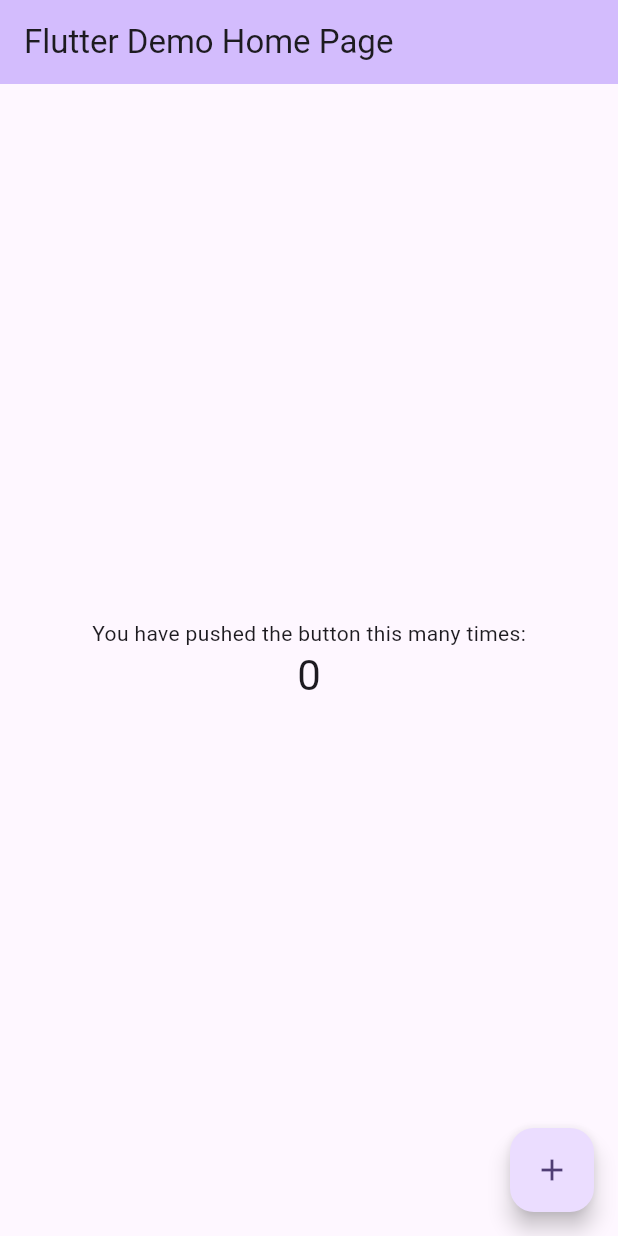
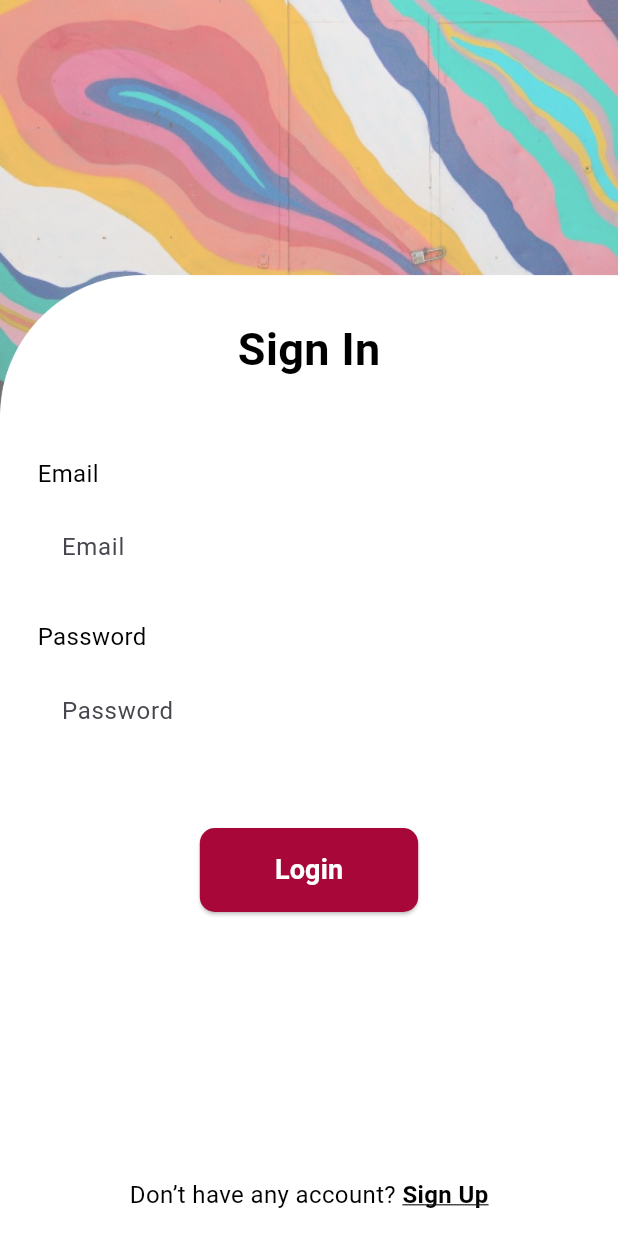
Before and after one commit to michael29-code/ux_team_project, a Flutter app: the screen it shows after launch, on a phone screen of 412 x 824 dp. Run offline on Flutter 3.47's test engine with Material 3 defaults, Android fonts, the phone set to English and light mode, and no system bars; our stand-ins replace google_fonts.

Commit message:
Login register udah UI

```diff
--- a/lib/main.dart
+++ b/lib/main.dart
@@ -1,4 +1,5 @@
 import 'package:flutter/material.dart';
+import 'pages/login.dart';
 
 void main() {
   runApp(const MyApp());
@@ -7,119 +8,14 @@ void main() {
 class MyApp extends StatelessWidget {
   const MyApp({super.key});
 
-  // This widget is the root of your application.
   @override
   Widget build(BuildContext context) {
     return MaterialApp(
-      title: 'Flutter Demokonz',
+      title: 'Login Demo',
       theme: ThemeData(
-        // This is the theme of your application.
-        //
-        // TRY THIS: Try running your application with "flutter run". You'll see
-        // the application has a purple toolbar. Then, without quitting the app,
-        // try changing the seedColor in the colorScheme below to Colors.green
-        // and then invoke "hot reload" (save your changes or press the "hot
-        // reload" button in a Flutter-supported IDE, or press "r" if you used
-        // the command line to start the app).
-        //
-        // Notice that the counter didn't reset back to zero; the application
-        // state is not lost during the reload. To reset the state, use hot
-        // restart instead.
-        //
-        // This works for code too, not just values: Most code changes can be
-        // tested with just a hot reload.
-        colorScheme: ColorScheme.fromSeed(seedColor: Colors.deepPurple),
-        useMaterial3: true,
+        primarySwatch: Colors.blue,
       ),
-      home: const MyHomePage(title: 'Flutter Demo Home Page'),
+      home: const SignInPage(),
     );
   }
 }
-
-class MyHomePage extends StatefulWidget {
-  const MyHomePage({super.key, required this.title});
-
-  // This widget is the home page of your application. It is stateful, meaning
-  // that it has a State object (defined below) that contains fields that affect
-  // how it looks.
-
-  // This class is the configuration for the state. It holds the values (in this
-  // case the title) provided by the parent (in this case the App widget) and
-  // used by the build method of the State. Fields in a Widget subclass are
-  // always marked "final".
-
-  final String title;
-
-  @override
-  State<MyHomePage> createState() => _MyHomePageState();
-}
-
-class _MyHomePageState extends State<MyHomePage> {
-  int _counter = 0;
-
-  void _incrementCounter() {
-    setState(() {
-      // This call to setState tells the Flutter framework that something has
-      // changed in this State, which causes it to rerun the build method below
-      // so that the display can reflect the updated values. If we changed
-      // _counter without calling setState(), then the build method would not be
-      // called again, and so nothing would appear to happen.
-      _counter++;
-    });
-  }
-
-  @override
-  Widget build(BuildContext context) {
-    // This method is rerun every time setState is called, for instance as done
-    // by the _incrementCounter method above.
-    //
-    // The Flutter framework has been optimized to make rerunning build methods
-    // fast, so that you can just rebuild anything that needs updating rather
-    // than having to individually change instances of widgets.
-    return Scaffold(
-      appBar: AppBar(
-        // TRY THIS: Try changing the color here to a specific color (to
-        // Colors.amber, perhaps?) and trigger a hot reload to see the AppBar
-        // change color while the other colors stay the same.
-        backgroundColor: Theme.of(context).colorScheme.inversePrimary,
-        // Here we take the value from the MyHomePage object that was created by
-        // the App.build method, and use it to set our appbar title.
-        title: Text(widget.title),
-      ),
-      body: Center(
-        // Center is a layout widget. It takes a single child and positions it
-        // in the middle of the parent.
-        child: Column(
-          // Column is also a layout widget. It takes a list of children and
-          // arranges them vertically. By default, it sizes itself to fit its
-          // children horizontally, and tries to be as tall as its parent.
-          //
-          // Column has various properties to control how it sizes itself and
-          // how it positions its children. Here we use mainAxisAlignment to
-          // center the children vertically; the main axis here is the vertical
-          // axis because Columns are vertical (the cross axis would be
-          // horizontal).
-          //
-          // TRY THIS: Invoke "debug painting" (choose the "Toggle Debug Paint"
-          // action in the IDE, or press "p" in the console), to see the
-          // wireframe for each widget.
-          mainAxisAlignment: MainAxisAlignment.center,
-          children: <Widget>[
-            const Text(
-              'You have pushed the button this many times:',
-            ),
-            Text(
-              '$_counter',
-              style: Theme.of(context).textTheme.headlineMedium,
-            ),
-          ],
-        ),
-      ),
-      floatingActionButton: FloatingActionButton(
-        onPressed: _incrementCounter,
-        tooltip: 'Increment',
-        child: const Icon(Icons.add),
-      ), // This trailing comma makes auto-formatting nicer for build methods.
-    );
-  }
-}
--- /dev/null
+++ b/lib/pages/login.dart
@@ -0,0 +1,188 @@
+import 'package:flutter/material.dart';
+import 'package:google_fonts/google_fonts.dart';
+import 'register.dart'; // Pastikan jalur ini benar
+
+class SignInPage extends StatefulWidget {
+  const SignInPage({super.key});
+
+  @override
+  State<SignInPage> createState() => _SignInPageState();
+}
+
+class _SignInPageState extends State<SignInPage> {
+  final _emailController = TextEditingController();
+  final _passwordController = TextEditingController();
+
+  @override
+  Widget build(BuildContext context) {
+    return Scaffold(
+      body: Stack(
+        children: [
+          // Background Image
+          Container(
+            decoration: const BoxDecoration(
+              image: DecorationImage(
+                image: AssetImage("assets/login_bg.png"),
+                fit: BoxFit.cover,
+              ),
+            ),
+          ),
+          // Content
+          SafeArea(
+            child: Column(
+              children: [
+                Expanded(
+                  child: Center(
+                    child: Padding(
+                      padding: const EdgeInsets.symmetric(horizontal: 25.0),
+                      child: Column(
+                        mainAxisAlignment: MainAxisAlignment.center,
+                        children: [
+                          const SizedBox(height: 50),
+
+                          // Judul "Login"
+                          Text(
+                            "Sign In",
+                            style: GoogleFonts.istokWeb(
+                              textStyle: const TextStyle(
+                                color: Colors.black,
+                                fontSize: 30,
+                                fontWeight: FontWeight.bold,
+                              ),
+                            ),
+                          ),
+
+                          const SizedBox(height: 50),
+
+                          // Email
+                          Align(
+                            alignment: Alignment.centerLeft,
+                            child: Text(
+                              "Email",
+                              style: GoogleFonts.istokWeb(
+                                textStyle: const TextStyle(
+                                  color: Colors.black,
+                                  fontSize: 16,
+                                ),
+                              ),
+                            ),
+                          ),
+                          const SizedBox(height: 10),
+                          TextField(
+                            controller: _emailController,
+                            decoration: InputDecoration(
+                              filled: true,
+                              fillColor: Colors.white,
+                              border: OutlineInputBorder(
+                                borderRadius: BorderRadius.circular(10),
+                                borderSide: BorderSide.none,
+                              ),
+                              labelText: "Email",
+                            ),
+                          ),
+
+                          const SizedBox(height: 20),
+
+                          // Password
+                          Align(
+                            alignment: Alignment.centerLeft,
+                            child: Text(
+                              "Password",
+                              style: GoogleFonts.istokWeb(
+                                textStyle: const TextStyle(
+                                  color: Colors.black,
+                                  fontSize: 16,
+                                ),
+                              ),
+                            ),
+                          ),
+                          const SizedBox(height: 10),
+                          TextField(
+                            controller: _passwordController,
+                            obscureText: true,
+                            decoration: InputDecoration(
+                              filled: true,
+                              fillColor: Colors.white,
+                              border: OutlineInputBorder(
+                                borderRadius: BorderRadius.circular(10),
+                                borderSide: BorderSide.none,
+                              ),
+                              labelText: "Password",
+                            ),
+                          ),
+
+                          const SizedBox(height: 50),
+
+                          // Tombol Login
+                          ElevatedButton(
+                            onPressed: () {
+                              // Add your onPressed code here!
+                            },
+                            style: ElevatedButton.styleFrom(
+                              backgroundColor: const Color(0xFFA70739), // Warna tombol
+                              padding: const EdgeInsets.symmetric(horizontal: 50, vertical: 15),
+                              shape: RoundedRectangleBorder(
+                                borderRadius: BorderRadius.circular(10.0),
+                              ),
+                            ),
+                            child: Text(
+                              "Login",
+                              style: GoogleFonts.istokWeb(
+                                textStyle: const TextStyle(
+                                  color: Colors.white,
+                                  fontSize: 18,
+                                  fontWeight: FontWeight.bold,
+                                ),
+                              ),
+                            ),
+                          ),
+                        ],
+                      ),
+                    ),
+                  ),
+                ),
+                // Sign Up
+                Padding(
+                  padding: const EdgeInsets.all(16.0),
+                  child: Row(
+                    mainAxisAlignment: MainAxisAlignment.center,
+                    children: [
+                      Text(
+                        "Don’t have any account? ",
+                        style: GoogleFonts.istokWeb(
+                          textStyle: const TextStyle(
+                            color: Colors.black,
+                            fontSize: 16,
+                          ),
+                        ),
+                      ),
+                      GestureDetector(
+                        onTap: () {
+                          Navigator.push(
+                            context,
+                            MaterialPageRoute(builder: (context) => const RegisterPage()),
+                          );
+                        },
+                        child: Text(
+                          "Sign Up",
+                          style: GoogleFonts.istokWeb(
+                            textStyle: const TextStyle(
+                              color: Colors.black,
+                              fontSize: 16,
+                              fontWeight: FontWeight.bold,
+                              decoration: TextDecoration.underline,
+                            ),
+                          ),
+                        ),
+                      ),
+                    ],
+                  ),
+                ),
+              ],
+            ),
+          ),
+        ],
+      ),
+    );
+  }
+}
--- a/pubspec.yaml
+++ b/pubspec.yaml
@@ -35,6 +35,8 @@ dependencies:
   # The following adds the Cupertino Icons font to your application.
   # Use with the CupertinoIcons class for iOS style icons.
   cupertino_icons: ^1.0.2
+  google_fonts: ^5.0.0
+
 
 dev_dependencies:
   flutter_test:
@@ -57,6 +59,10 @@ flutter:
   # included with your application, so that you can use the icons in
   # the material Icons class.
   uses-material-design: true
+
+  assets:
+    - assets/login_bg.png
+    - assets/register_bg.png
 
   # To add assets to your application, add an assets section, like this:
   # assets:
```
Also changed, not shown: lib/pages/register.dart (added, +291 -0 lines), assets/login_bg.png (added), assets/register_bg.png (added), pubspec.lock, 1 other file.
